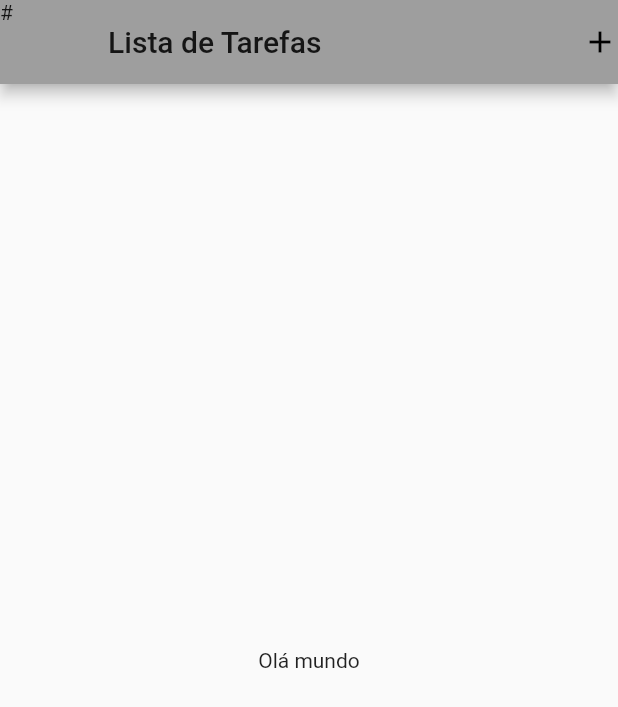
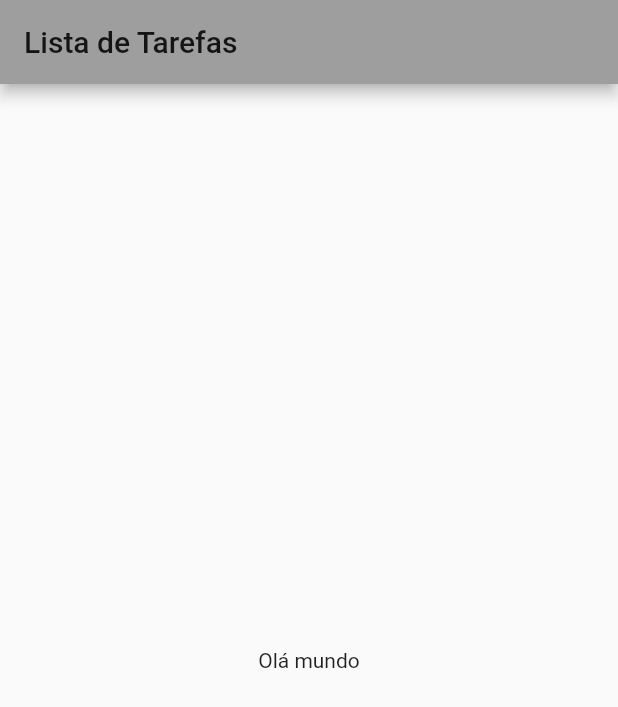
Before and after one commit to daviskooo/todo-flutter, a Flutter app: the screen it shows after launch, on a phone screen of 412 x 824 dp. Shown: the top 707 px of the screen. Run offline on Flutter 3.47's test engine with Material 2 defaults, Android fonts, the phone set to English and light mode, and no system bars.

Commit message:
Retirando componentes da nav bar.

```diff
--- a/todo/lib/main.dart
+++ b/todo/lib/main.dart
@@ -37,11 +37,7 @@ class _HomePageState extends State<HomePage> {
   Widget build(BuildContext context) {
     return Scaffold(
       appBar: AppBar(
-        leading: Text("#"),
         title: Text("Lista de Tarefas"),
-        actions: <Widget>[
-          Icon(Icons.add),
-        ],
       ), // Utilizando uma barra de navegação no app (visual).
       body: Container(
         child: Center(
```
